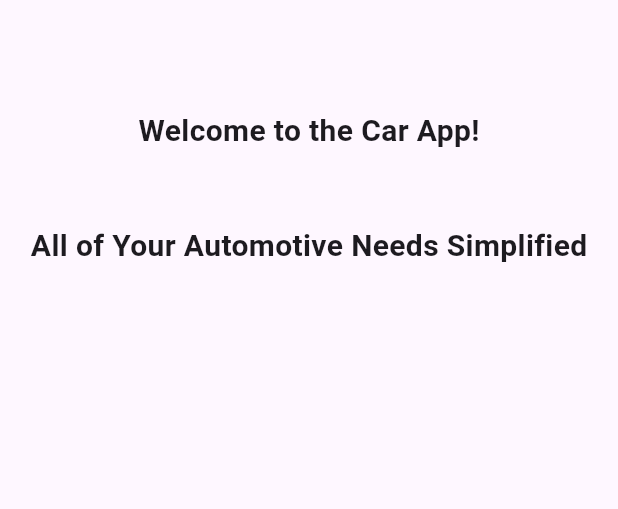
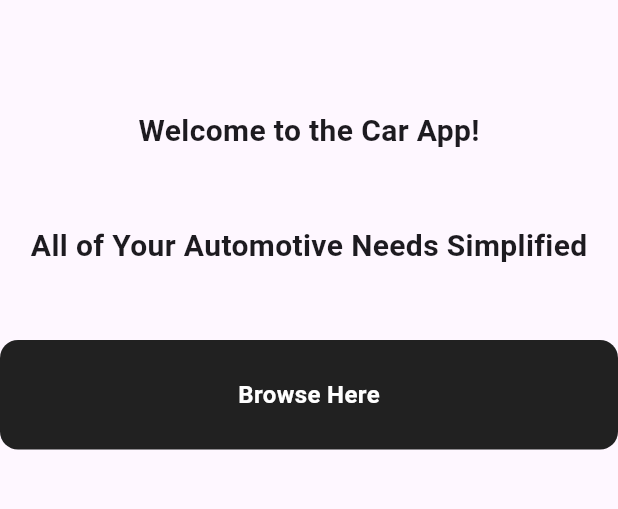
Before and after one commit to wdkp/Car_App, a Flutter app: the screen it shows after launch, on a phone screen of 412 x 824 dp, the part 542-1051 px from its top. Run offline on Flutter 3.47's test engine with Material 3 defaults, Android fonts, the phone set to English and light mode, and no system bars.

Commit message:
added Browse now with styling

```diff
--- a/lib/pages/first_page.dart
+++ b/lib/pages/first_page.dart
@@ -40,6 +40,27 @@ class FirstPage extends StatelessWidget {
               )
             ),
 
+            const SizedBox(height: 48),
+
+            Container(
+              decoration: BoxDecoration(
+                color: Colors.grey[900],
+                borderRadius: BorderRadius.circular(12),
+              ),
+              padding: const EdgeInsets.all(25),
+              child: const Center(
+                child: Text(
+                  'Browse Here',
+                  style: TextStyle(
+                    color: Colors.white,
+                    fontWeight: FontWeight.bold,
+                    fontSize: 16,
+                    ),
+
+                  ),
+              ),
+            )
+
           ],
         ),
       ),
```
